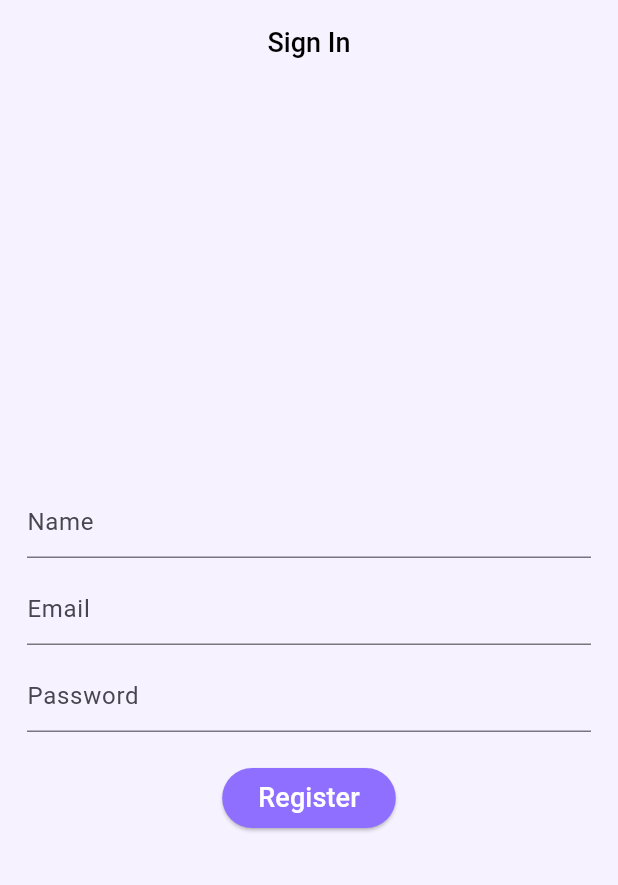
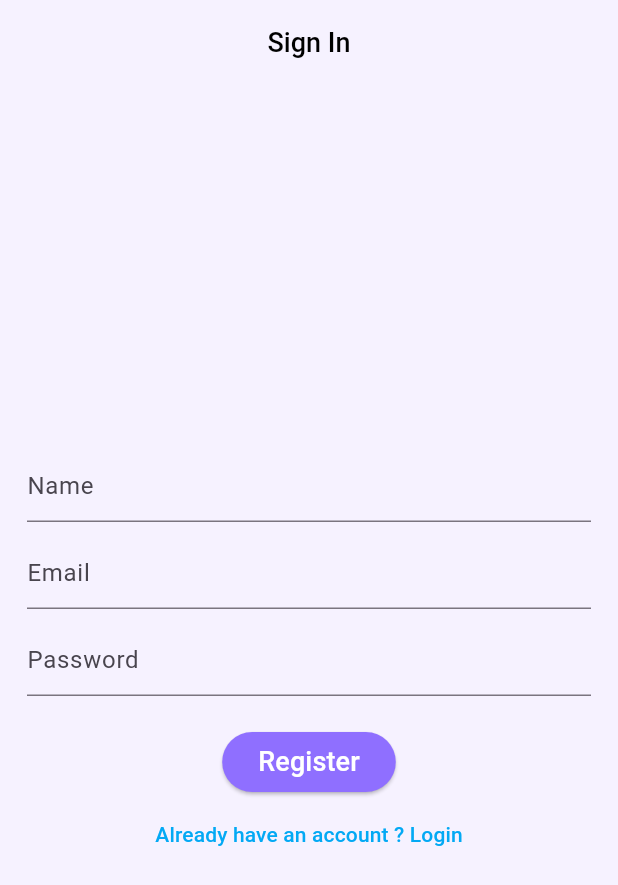
Before and after one commit to GregBiglione/subscription_app, a Flutter app: the screen it shows after launch, on a phone screen of 412 x 824 dp. Shown: the top 885 px of the screen. Run offline on Flutter 3.47's test engine with Material 2 defaults, Android fonts, the phone set to English and light mode, and no system bars; our stand-ins replace cloud_firestore, cloud_functions, firebase_auth, firebase_core, logger, webview_flutter; accounts and stored records are empty; generated files the repository leaves out were written again.

```diff
--- a/lib/app/constant/routes.dart
+++ b/lib/app/constant/routes.dart
@@ -1,5 +1,6 @@
 class Routes {
   static const String registerRoute = "/";
+  static const String loginRoute = "/login";
   static const String homeRoute = "/home";
   static const String checkoutRoute = "/checkout";
   static const String customerPortalRoute = "/customerPortal";
--- a/lib/main.dart
+++ b/lib/main.dart
@@ -1,8 +1,9 @@
 import 'package:firebase_core/firebase_core.dart';
 import 'package:flutter/material.dart';
-import 'package:subscription_app/presentation/home/home_screen.dart';
+import 'package:subscription_app/presentation/ressource/route_manager.dart';
 import 'package:subscription_app/presentation/sign_in/sign_in_screen.dart';
 
+import 'app/constant/routes.dart';
 import 'firebase_options.dart';
 
 void main() async {
@@ -27,6 +28,8 @@ class MyApp extends StatelessWidget {
         useMaterial3: true,
       ),
       home: const SignInScreen(),
+      onGenerateRoute: RouteManager.getRoute,
+      initialRoute: Routes.registerRoute,
     );
   }
 }
--- a/lib/presentation/home/home_screen.dart
+++ b/lib/presentation/home/home_screen.dart
@@ -12,7 +12,6 @@ import 'package:subscription_app/presentation/ressource/string_manager.dart';
 import 'package:subscription_app/presentation/ressource/style_manager.dart';
 
 import '../../app/constant/constant.dart';
-import '../../app/constant/routes.dart';
 import '../../app/function.dart';
 import '../../data/service.dart';
 import '../../domain/model/user_data.dart';
--- a/lib/presentation/ressource/color_manager.dart
+++ b/lib/presentation/ressource/color_manager.dart
@@ -5,6 +5,7 @@ class ColorManager {
   static Color white100 = HexColor.fromHex("#F6F2FF");
   static Color black = HexColor.fromHex("#000000");
   static Color white = HexColor.fromHex("#FFFFFF");
+  static Color lightBlue = HexColor.fromHex("#03A9F4");
 }
 
 extension HexColor on Color {
--- a/lib/presentation/ressource/size_manager.dart
+++ b/lib/presentation/ressource/size_manager.dart
@@ -6,5 +6,6 @@ class SizeManager {
   static const double s20 = 20.0;
   static const double s30 = 30.0;
   static const double s40 = 40.0;
+  static const double s120 = 120.0;
   static const double s180 = 180.0;
 }
--- a/lib/presentation/ressource/string_manager.dart
+++ b/lib/presentation/ressource/string_manager.dart
@@ -11,13 +11,17 @@ class StringManager {
   static const String proFirstCondition = "Unlimited For 1 Year";
   static const String proRenewal = "1 Year Auto Renewal Subscription Plan";
   static const String signInTitle = "Sign In";
+  static const String logInTitle = "Log In";
   static const String name = "Name";
   static const String email = "Email";
   static const String password = "Password";
   static const String registerButton = "Register";
+  static const String loginButton = "Login";
   static const String loadingUserData = "Loading user data...";
   static const String loadingStripeData = "Loading stripe data...";
   static const String loadingSubscriptionStatus = "Checking subscription status...";
   static const String noRouteFound = "No Route found";
   static const String buttonTextSubscriptionActivated = "Manage subscription";
+  static const String loginLink = "Already have an account ? Login";
+  static const String registerLink = "Not a member ? Sign up";
 }
--- a/lib/presentation/ressource/style_manager.dart
+++ b/lib/presentation/ressource/style_manager.dart
@@ -64,6 +64,13 @@ TextStyle getMediumStyle({double fontSize = FontSize.s12, required Color color})
   );
 }
 
+TextStyle getMediumStyle14({double fontSize = FontSize.s14, required Color color}) {
+  return _getTextStyle(
+    fontSize,
+    FontWeightManager.medium,
+    color,
+  );
+}
 
 TextStyle getMediumStyle18({double fontSize = FontSize.s18, required Color color}) {
   return _getTextStyle(
--- a/lib/presentation/sign_in/sign_in_screen.dart
+++ b/lib/presentation/sign_in/sign_in_screen.dart
@@ -5,6 +5,7 @@ import 'package:subscription_app/presentation/home/home_screen.dart';
 import 'package:subscription_app/presentation/ressource/size_manager.dart';
 import 'package:subscription_app/presentation/ressource/string_manager.dart';
 
+import '../../app/constant/routes.dart';
 import '../ressource/color_manager.dart';
 import '../ressource/style_manager.dart';
 
@@ -103,6 +104,17 @@ class _SignInScreenState extends State<SignInScreen> {
                       ),
                     ),
                   ),
+                  TextButton(
+                    onPressed: () {
+                      Navigator.pushNamed(context, Routes.loginRoute);
+                    },
+                    child: Text(
+                      StringManager.loginLink,
+                      style: getMediumStyle14(
+                        color: ColorManager.lightBlue,
+                      ),
+                    ),
+                  ),
                 ],
               ),
             ),
```
Also changed, not shown: lib/presentation/login/login_screen.dart (added, +137 -0 lines), lib/presentation/ressource/route_manager.dart (+7 -0 lines).
